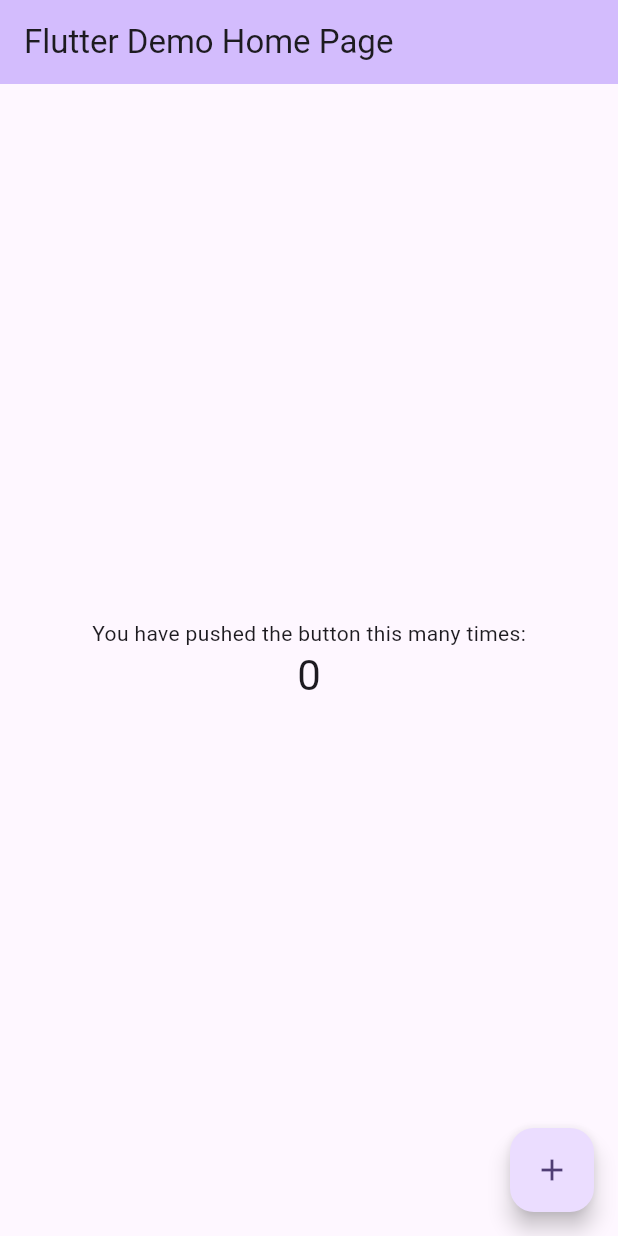
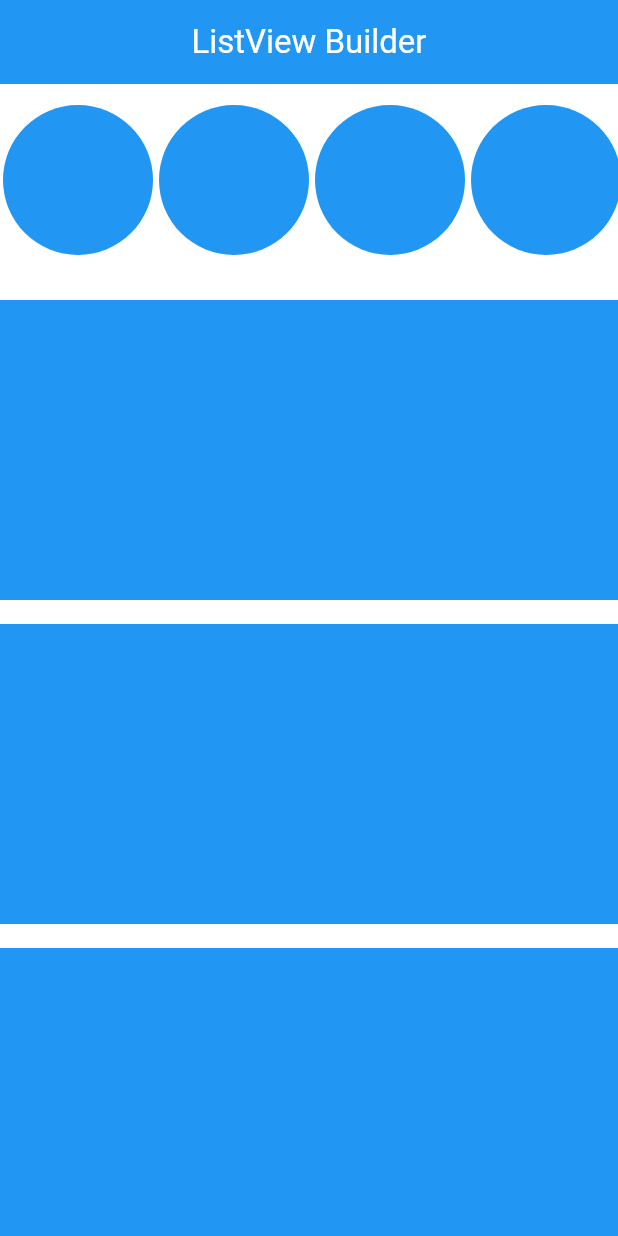
Before and after one commit to Saad-89/Flutter-ListViewBuilder, a Flutter app: the screen it shows after launch, on a phone screen of 412 x 824 dp. Run offline on Flutter 3.47's test engine with Material 3 defaults, Android fonts, the phone set to English and light mode, and no system bars.

Commit message:
List view builder code implementation

```diff
--- /dev/null
+++ b/lib/circle.dart
@@ -0,0 +1,13 @@
+import 'package:flutter/material.dart';
+
+class MyCircleStory extends StatelessWidget {
+  const MyCircleStory({super.key});
+
+  @override
+  Widget build(BuildContext context) {
+    return Container(
+      margin: EdgeInsets.symmetric(horizontal: 2),
+      child: CircleAvatar(maxRadius: 50, backgroundColor: Colors.blue),
+    );
+  }
+}
--- /dev/null
+++ b/lib/home_page.dart
@@ -0,0 +1,44 @@
+import 'package:flutter/material.dart';
+import 'package:flutter_list_view/circle.dart';
+import 'package:flutter_list_view/square.dart';
+
+class HomePage extends StatelessWidget {
+  const HomePage({super.key});
+
+  @override
+  Widget build(BuildContext context) {
+    return Scaffold(
+      backgroundColor: Colors.white,
+      appBar: AppBar(
+        title: Text("ListView Builder", style: TextStyle(color: Colors.white)),
+        centerTitle: true,
+        backgroundColor: Colors.blue,
+      ),
+      body: Column(
+        children: [
+          Expanded(
+            flex: 1,
+            child: ListView.builder(
+              padding: EdgeInsets.all(0),
+              scrollDirection: Axis.horizontal,
+              itemCount: 6,
+              itemBuilder: (context, index) {
+                return MyCircleStory();
+              },
+            ),
+          ),
+          Expanded(
+            flex: 5,
+            child: ListView.builder(
+              padding: EdgeInsets.symmetric(vertical: 8),
+              itemCount: 6,
+              itemBuilder: (_, index) {
+                return SquarePost();
+              },
+            ),
+          ),
+        ],
+      ),
+    );
+  }
+}
--- a/lib/main.dart
+++ b/lib/main.dart
@@ -1,4 +1,5 @@
 import 'package:flutter/material.dart';
+import 'package:flutter_list_view/home_page.dart';
 
 void main() {
   runApp(const MyApp());
@@ -7,116 +8,13 @@ void main() {
 class MyApp extends StatelessWidget {
   const MyApp({super.key});
 
-  // This widget is the root of your sklskapplication.
   @override
   Widget build(BuildContext context) {
     return MaterialApp(
-      title: 'Flutter Demo',
-      theme: ThemeData(
-        // This is the theme of your application.
-        //
-        // TRY THIS: Try running your application with "flutter run". You'll see
-        // the application has a purple toolbar. Then, without quitting the app,
-        // try changing the seedColor in the colorScheme below to Colors.green
-        // and then invoke "hot reload" (save your changes or press the "hot
-        // reload" button in a Flutter-supported IDE, or press "r" if you used
-        // the command line to start the app).
-        //
-        // Notice that the counter didn't reset back to zero; the application
-        // state is not lost during the reload. To reset the state, use hot
-        // restart instead.
-        //
-        // This works for code too, not just values: Most code changes can be
-        // tested with just a hot reload.
-        colorScheme: ColorScheme.fromSeed(seedColor: Colors.deepPurple),
-      ),
-      home: const MyHomePage(title: 'Flutter Demo Home Page'),
+      debugShowCheckedModeBanner: false,
+      color: Colors.white,
+      title: 'ListView Builder',
+      home: const HomePage(),
     );
   }
 }
-
-class MyHomePage extends StatefulWidget {
-  const MyHomePage({super.key, required this.title});
-
-  // This widget is the home page of your application. It is stateful, meaning
-  // that it has a State object (defined below) that contains fields that affect
-  // how it looks.
-
-  // This class is the configuration for the state. It holds the values (in this
-  // case the title) provided by the parent (in this case the App widget) and
-  // used by the build method of the State. Fields in a Widget subclass are
-  // always marked "final".
-
-  final String title;
-
-  @override
-  State<MyHomePage> createState() => _MyHomePageState();
-}
-
-class _MyHomePageState extends State<MyHomePage> {
-  int _counter = 0;
-
-  void _incrementCounter() {
-    setState(() {
-      // This call to setState tells the Flutter framework that something has
-      // changed in this State, which causes it to rerun the build method below
-      // so that the display can reflect the updated values. If we changed
-      // _counter without calling setState(), then the build method would not be
-      // called again, and so nothing would appear to happen.
-      _counter++;
-    });
-  }
-
-  @override
-  Widget build(BuildContext context) {
-    // This method is rerun every time setState is called, for instance as done
-    // by the _incrementCounter method above.
-    //
-    // The Flutter framework has been optimized to make rerunning build methods
-    // fast, so that you can just rebuild anything that needs updating rather
-    // than having to individually change instances of widgets.
-    return Scaffold(
-      appBar: AppBar(
-        // TRY THIS: Try changing the color here to a specific color (to
-        // Colors.amber, perhaps?) and trigger a hot reload to see the AppBar
-        // change color while the other colors stay the same.
-        backgroundColor: Theme.of(context).colorScheme.inversePrimary,
-        // Here we take the value from the MyHomePage object that was created by
-        // the App.build method, and use it to set our appbar title.
-        title: Text(widget.title),
-      ),
-      body: Center(
-        // Center is a layout widget. It takes a single child and positions it
-        // in the middle of the parent.
-        child: Column(
-          // Column is also a layout widget. It takes a list of children and
-          // arranges them vertically. By default, it sizes itself to fit its
-          // children horizontally, and tries to be as tall as its parent.
-          //
-          // Column has various properties to control how it sizes itself and
-          // how it positions its children. Here we use mainAxisAlignment to
-          // center the children vertically; the main axis here is the vertical
-          // axis because Columns are vertical (the cross axis would be
-          // horizontal).
-          //
-          // TRY THIS: Invoke "debug painting" (choose the "Toggle Debug Paint"
-          // action in the IDE, or press "p" in the console), to see the
-          // wireframe for each widget.
-          mainAxisAlignment: MainAxisAlignment.center,
-          children: <Widget>[
-            const Text('You have pushed the button this many times:'),
-            Text(
-              '$_counter',
-              style: Theme.of(context).textTheme.headlineMedium,
-            ),
-          ],
-        ),
-      ),
-      floatingActionButton: FloatingActionButton(
-        onPressed: _incrementCounter,
-        tooltip: 'Increment',
-        child: const Icon(Icons.add),
-      ), // This trailing comma makes auto-formatting nicer for build methods.
-    );
-  }
-}
--- /dev/null
+++ b/lib/square.dart
@@ -0,0 +1,15 @@
+import 'package:flutter/material.dart';
+
+class SquarePost extends StatelessWidget {
+  const SquarePost({super.key});
+
+  @override
+  Widget build(BuildContext context) {
+    return Container(
+      margin: EdgeInsets.symmetric(vertical: 8),
+
+      height: 200,
+      color: Colors.blue,
+    );
+  }
+}
```
